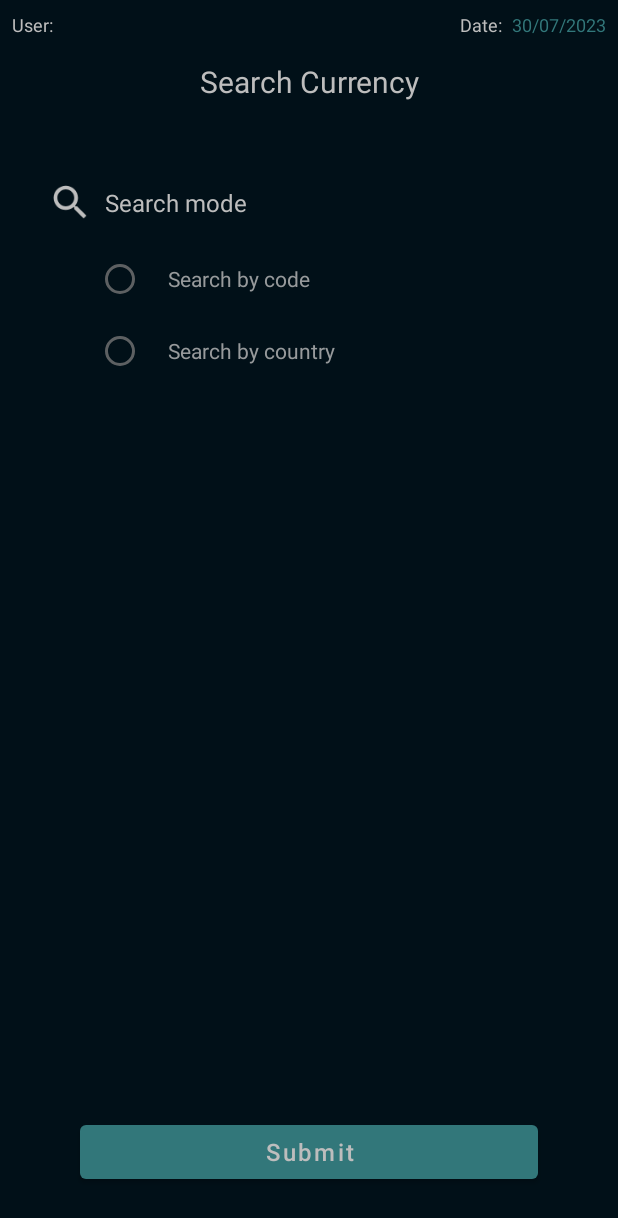
After one commit to AhmedZaki918/Bank-App, an Android app: the SearchCurrencyActivity screen opened directly, with no data from a screen before it, on a phone screen of 412 x 824 dp. The commit adds this screen. Shown: the top 1218 px of the screen. Run offline under Robolectric (Android 15) with nearby library versions, the phone set to English and light mode, and no system bars.

Commit message:
feat: create search currency screen

```diff
--- a/app/src/main/AndroidManifest.xml
+++ b/app/src/main/AndroidManifest.xml
@@ -12,6 +12,9 @@
         android:supportsRtl="true"
         android:theme="@style/Theme.App.Starting"
         tools:targetApi="31">
+        <activity
+            android:name=".ui.currency.SearchCurrencyActivity"
+            android:exported="false" />
         <activity
             android:name=".ui.currency.CurrenciesActivity"
             android:exported="false" />
--- a/app/src/main/java/com/ahmed/bankapp/data/Constants.kt
+++ b/app/src/main/java/com/ahmed/bankapp/data/Constants.kt
@@ -2,4 +2,6 @@ package com.ahmed.bankapp.data
 
 object Constants {
     var loginData = BankUser.findUser("","")
+    var CODE = "code"
+    var COUNTRY = "country"
 }
--- /dev/null
+++ b/app/src/main/java/com/ahmed/bankapp/ui/currency/SearchCurrencyActivity.kt
@@ -0,0 +1,96 @@
+package com.ahmed.bankapp.ui.currency
+
+import android.os.Bundle
+import android.view.View.INVISIBLE
+import android.view.View.VISIBLE
+import androidx.appcompat.app.AppCompatActivity
+import com.ahmed.bankapp.R
+import com.ahmed.bankapp.data.Constants.CODE
+import com.ahmed.bankapp.data.Constants.COUNTRY
+import com.ahmed.bankapp.data.Currency
+import com.ahmed.bankapp.databinding.ActivitySearchCurrencyBinding
+import com.ahmed.bankapp.util.click
+import com.ahmed.bankapp.util.drawScreenHeader
+import com.ahmed.bankapp.util.installSplash
+import com.ahmed.bankapp.util.toast
+
+class SearchCurrencyActivity : AppCompatActivity() {
+
+    private lateinit var binding: ActivitySearchCurrencyBinding
+    private var searchMode = ""
+
+    override fun onCreate(savedInstanceState: Bundle?) {
+        super.onCreate(savedInstanceState)
+        installSplash()
+        binding = ActivitySearchCurrencyBinding.inflate(layoutInflater)
+        setContentView(binding.root)
+
+        binding.apply {
+            header.drawScreenHeader("Search Currency")
+            btnSubmit.click {
+                if (searchMode == COUNTRY) etSearch.hint = "Country name"
+                switchVisibility()
+            }
+            btnSearch.click {
+                search()
+            }
+            rgSearchMode.setOnCheckedChangeListener { _, id ->
+                searchMode = if (id == R.id.rb_code) CODE else COUNTRY
+            }
+        }
+    }
+
+
+    private fun search() {
+        val userInput = binding.etSearch.text.toString().trim()
+        if (searchMode == CODE) {
+            val currency = Currency.findByCode(userInput)
+            updateUi(currency, "No currency code has been found")
+        } else {
+            val currency = Currency.findByCountry(userInput)
+            updateUi(currency, "No country has been found")
+        }
+    }
+
+
+    private fun updateUi(currency: Currency, searchError: String) {
+        if (currency.currencyCode() != "") {
+            switchVisibilityForCurrency()
+            binding.apply {
+                tvCountry.text = currency.countryName()
+                tvCode.text = currency.currencyCode()
+                tvCurrency.text = currency.currencyName()
+                tvExchangeRate.text = currency.rate.toString()
+            }
+        } else toast(searchError)
+    }
+
+
+    private fun switchVisibility() {
+        binding.apply {
+            ivSearchMode.visibility = INVISIBLE
+            tvSearchMode.visibility = INVISIBLE
+            rgSearchMode.visibility = INVISIBLE
+            btnSubmit.visibility = INVISIBLE
+            etSearch.visibility = VISIBLE
+            btnSearch.visibility = VISIBLE
+        }
+    }
+
+    private fun switchVisibilityForCurrency() {
+        binding.apply {
+            ivCountry.visibility = VISIBLE
+            tvCountryLabel.visibility = VISIBLE
+            tvCountry.visibility = VISIBLE
+            ivCode.visibility = VISIBLE
+            tvCodeLabel.visibility = VISIBLE
+            tvCode.visibility = VISIBLE
+            ivCurrency.visibility = VISIBLE
+            tvCurrencyLabel.visibility = VISIBLE
+            tvCurrency.visibility = VISIBLE
+            ivExchangeRate.visibility = VISIBLE
+            tvExchangeRateLabel.visibility = VISIBLE
+            tvExchangeRate.visibility = VISIBLE
+        }
+    }
+}
--- a/app/src/main/java/com/ahmed/bankapp/ui/home/CurrencyExchangeActivity.kt
+++ b/app/src/main/java/com/ahmed/bankapp/ui/home/CurrencyExchangeActivity.kt
@@ -4,6 +4,7 @@ import android.os.Bundle
 import androidx.appcompat.app.AppCompatActivity
 import com.ahmed.bankapp.databinding.ActivityCurrencyExchangeBinding
 import com.ahmed.bankapp.ui.currency.CurrenciesActivity
+import com.ahmed.bankapp.ui.currency.SearchCurrencyActivity
 import com.ahmed.bankapp.util.click
 import com.ahmed.bankapp.util.drawScreenHeader
 import com.ahmed.bankapp.util.installSplash
@@ -24,6 +25,9 @@ class CurrencyExchangeActivity : AppCompatActivity() {
             cvShowCurrencies.click {
                 openActivity(CurrenciesActivity::class.java)
             }
+            cvSearchCurrency.click {
+                openActivity(SearchCurrencyActivity::class.java)
+            }
         }
     }
 }
--- /dev/null
+++ b/app/src/main/res/layout/activity_search_currency.xml
@@ -0,0 +1,272 @@
+<?xml version="1.0" encoding="utf-8"?>
+<androidx.constraintlayout.widget.ConstraintLayout xmlns:android="http://schemas.android.com/apk/res/android"
+    xmlns:app="http://schemas.android.com/apk/res-auto"
+    xmlns:tools="http://schemas.android.com/tools"
+    android:layout_width="match_parent"
+    android:layout_height="match_parent"
+    tools:context=".ui.currency.SearchCurrencyActivity">
+
+
+    <include
+        android:id="@+id/header"
+        layout="@layout/header" />
+
+
+    <Button
+        android:id="@+id/btn_search"
+        style="@style/button"
+        android:layout_marginTop="8dp"
+        android:text="Search"
+        android:textSize="16sp"
+        android:visibility="invisible"
+        app:layout_constraintEnd_toEndOf="parent"
+        app:layout_constraintStart_toStartOf="parent"
+        app:layout_constraintTop_toBottomOf="@+id/et_search" />
+
+    <EditText
+        android:id="@+id/et_search"
+        style="@style/edit_text"
+        android:drawableTint="@color/zeroWhite"
+        android:layout_marginTop="150dp"
+        android:hint="Currency code"
+        android:inputType="text"
+        android:visibility="invisible"
+        app:layout_constraintEnd_toEndOf="parent"
+        app:layout_constraintStart_toStartOf="parent"
+        app:layout_constraintTop_toTopOf="parent" />
+
+
+    <ImageView
+        android:id="@+id/iv_search_mode"
+        android:layout_width="30dp"
+        android:layout_height="30dp"
+        android:layout_marginStart="32dp"
+        android:layout_marginTop="120dp"
+        app:layout_constraintStart_toStartOf="parent"
+        app:layout_constraintTop_toTopOf="parent"
+        app:srcCompat="@drawable/outline_search"
+        app:tint="@color/offWhite" />
+
+
+    <RadioGroup
+        android:id="@+id/rg_search_mode"
+        android:layout_width="wrap_content"
+        android:layout_height="wrap_content"
+        android:layout_marginStart="64dp"
+        android:layout_marginTop="16dp"
+        app:layout_constraintStart_toStartOf="parent"
+        app:layout_constraintTop_toBottomOf="@+id/tv_search_mode">
+
+
+        <RadioButton
+            android:id="@+id/rb_code"
+            android:layout_width="wrap_content"
+            android:layout_height="wrap_content"
+            android:alpha="0.8"
+            android:paddingStart="16dp"
+            android:text="Search by code"
+            android:textColor="@color/offWhite" />
+
+
+        <RadioButton
+            android:id="@+id/rb_country"
+            android:layout_width="wrap_content"
+            android:layout_height="wrap_content"
+            android:alpha="0.8"
+            android:paddingStart="16dp"
+            android:text="Search by country"
+            android:textColor="@color/offWhite" />
+
+
+    </RadioGroup>
+
+
+    <Button
+        android:id="@+id/btn_submit"
+        style="@style/button"
+        android:layout_marginBottom="32dp"
+        android:text="Submit"
+        android:textSize="16sp"
+        app:layout_constraintBottom_toBottomOf="parent"
+        app:layout_constraintEnd_toEndOf="parent"
+        app:layout_constraintStart_toStartOf="parent" />
+
+
+    <ImageView
+        android:id="@+id/iv_country"
+        android:layout_width="wrap_content"
+        android:layout_height="wrap_content"
+        android:layout_marginTop="32dp"
+        android:alpha="0.8"
+        android:visibility="invisible"
+        app:layout_constraintStart_toStartOf="@+id/et_search"
+        app:layout_constraintTop_toBottomOf="@+id/btn_search"
+        app:srcCompat="@drawable/outline_place"
+        app:tint="@color/offWhite" />
+
+    <TextView
+        android:id="@+id/tv_country_label"
+        android:layout_width="wrap_content"
+        android:layout_height="wrap_content"
+        android:layout_marginStart="8dp"
+        android:alpha="0.7"
+        android:text="Country"
+        android:textColor="@color/offWhite"
+        android:visibility="invisible"
+        app:layout_constraintBottom_toBottomOf="@+id/iv_country"
+        app:layout_constraintStart_toEndOf="@+id/iv_country"
+        app:layout_constraintTop_toTopOf="@+id/iv_country"
+        />
+
+
+    <TextView
+        android:id="@+id/tv_country"
+        android:layout_width="wrap_content"
+        android:layout_height="wrap_content"
+        android:layout_marginStart="24dp"
+        android:textColor="@color/zeroWhite"
+        android:visibility="invisible"
+        app:layout_constraintBottom_toBottomOf="@+id/tv_country_label"
+        app:layout_constraintStart_toEndOf="@+id/tv_country_label"
+        app:layout_constraintTop_toTopOf="@+id/tv_country_label"
+        tools:text="Egypt"
+        />
+
+
+    <ImageView
+        android:id="@+id/iv_code"
+        android:layout_width="wrap_content"
+        android:layout_height="wrap_content"
+        android:layout_marginTop="4dp"
+        android:alpha="0.8"
+        android:visibility="invisible"
+        app:layout_constraintStart_toStartOf="@+id/iv_country"
+        app:layout_constraintTop_toBottomOf="@id/iv_country"
+        app:srcCompat="@drawable/outline_code"
+        app:tint="@color/offWhite"
+        />
+
+    <TextView
+        android:id="@+id/tv_code_label"
+        android:layout_width="wrap_content"
+        android:layout_height="wrap_content"
+        android:layout_marginStart="8dp"
+        android:alpha="0.7"
+        android:text="Code"
+        android:textColor="@color/offWhite"
+        android:visibility="invisible"
+        app:layout_constraintBottom_toBottomOf="@+id/iv_code"
+        app:layout_constraintStart_toEndOf="@+id/iv_code"
+        app:layout_constraintTop_toTopOf="@+id/iv_code"
+        />
+
+
+    <TextView
+        android:id="@+id/tv_code"
+        android:layout_width="wrap_content"
+        android:layout_height="wrap_content"
+        android:textColor="@color/zeroWhite"
+        android:visibility="invisible"
+        app:layout_constraintBottom_toBottomOf="@+id/tv_code_label"
+        app:layout_constraintStart_toStartOf="@+id/tv_country"
+        app:layout_constraintTop_toTopOf="@+id/tv_code_label"
+        tools:text="EGP"
+        />
+
+
+    <ImageView
+        android:id="@+id/iv_currency"
+        android:layout_width="wrap_content"
+        android:layout_height="wrap_content"
+        android:layout_marginTop="4dp"
+        android:alpha="0.8"
+        android:visibility="invisible"
+        app:layout_constraintStart_toStartOf="@+id/iv_code"
+        app:layout_constraintTop_toBottomOf="@id/iv_code"
+        app:srcCompat="@drawable/outline_money_custom"
+        app:tint="@color/offWhite"
+        />
+
+    <TextView
+        android:id="@+id/tv_currency_label"
+        android:layout_width="wrap_content"
+        android:layout_height="wrap_content"
+        android:layout_marginStart="8dp"
+        android:alpha="0.7"
+        android:text="Currency"
+        android:textColor="@color/offWhite"
+        android:visibility="invisible"
+        app:layout_constraintBottom_toBottomOf="@+id/iv_currency"
+        app:layout_constraintStart_toEndOf="@+id/iv_currency"
+        app:layout_constraintTop_toTopOf="@+id/iv_currency"
+        />
+
+
+    <TextView
+        android:id="@+id/tv_currency"
+        android:layout_width="wrap_content"
+        android:layout_height="wrap_content"
+        android:textColor="@color/zeroWhite"
+        android:visibility="invisible"
+        app:layout_constraintBottom_toBottomOf="@+id/tv_currency_label"
+        app:layout_constraintStart_toStartOf="@+id/tv_code"
+        app:layout_constraintTop_toTopOf="@+id/tv_currency_label"
+        tools:text="Egyptian Pound"
+        />
+
+
+    <ImageView
+        android:id="@+id/iv_exchange_rate"
+        android:layout_width="wrap_content"
+        android:layout_height="wrap_content"
+        android:layout_marginTop="4dp"
+        android:alpha="0.8"
+        android:visibility="invisible"
+        app:layout_constraintStart_toStartOf="@+id/iv_currency"
+        app:layout_constraintTop_toBottomOf="@id/iv_currency"
+        app:srcCompat="@drawable/outline_currency_exchange"
+        app:tint="@color/offWhite"
+        />
+
+    <TextView
+        android:id="@+id/tv_exchange_rate_label"
+        android:layout_width="wrap_content"
+        android:layout_height="wrap_content"
+        android:layout_marginStart="8dp"
+        android:alpha="0.7"
+        android:text="Rate(1$)"
+        android:textColor="@color/offWhite"
+        android:visibility="invisible"
+        app:layout_constraintBottom_toBottomOf="@+id/iv_exchange_rate"
+        app:layout_constraintStart_toEndOf="@+id/iv_exchange_rate"
+        app:layout_constraintTop_toTopOf="@+id/iv_exchange_rate"
+        />
+
+
+    <TextView
+        android:id="@+id/tv_exchange_rate"
+        android:layout_width="wrap_content"
+        android:layout_height="wrap_content"
+        android:textColor="@color/zeroWhite"
+        android:textStyle="bold"
+        android:visibility="invisible"
+        app:layout_constraintBottom_toBottomOf="@+id/tv_exchange_rate_label"
+        app:layout_constraintStart_toStartOf="@+id/tv_currency"
+        app:layout_constraintTop_toTopOf="@+id/tv_exchange_rate_label"
+        tools:text="30.89"
+        />
+
+    <TextView
+        android:id="@+id/tv_search_mode"
+        android:layout_width="wrap_content"
+        android:layout_height="wrap_content"
+        android:layout_marginStart="8dp"
+        android:text="Search mode"
+        android:textColor="@color/offWhite"
+        android:textSize="16sp"
+        app:layout_constraintBottom_toBottomOf="@+id/iv_search_mode"
+        app:layout_constraintStart_toEndOf="@+id/iv_search_mode"
+        app:layout_constraintTop_toTopOf="@+id/iv_search_mode" />
+
+
+</androidx.constraintlayout.widget.ConstraintLayout>
```
